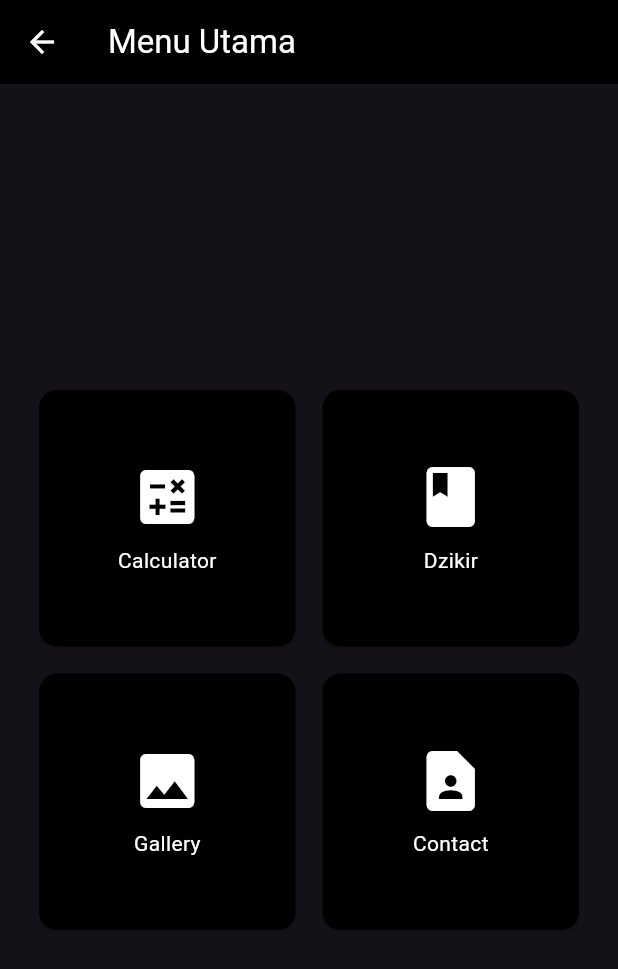
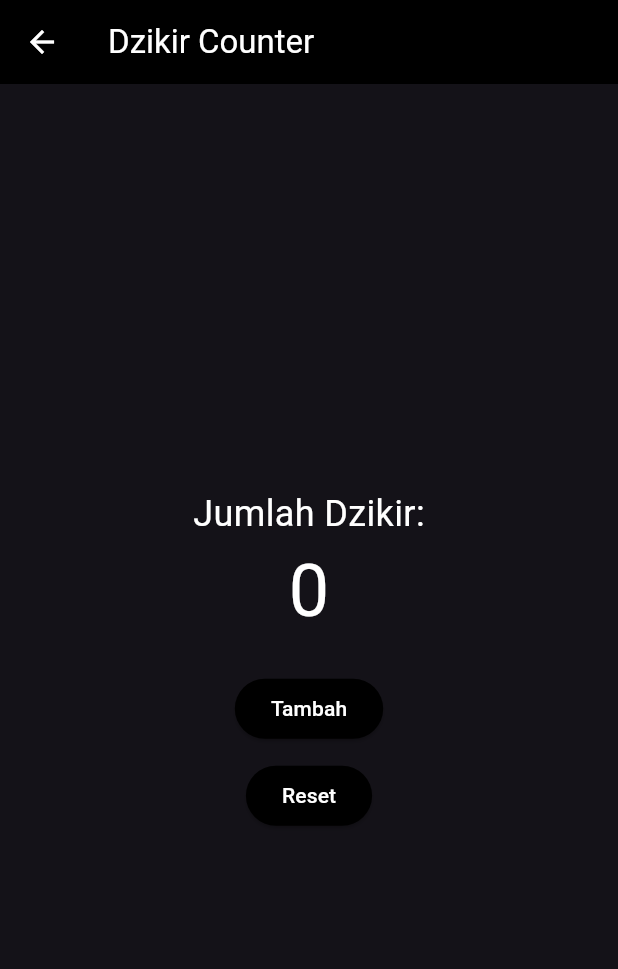
Before and after one commit to RistoKuy/final_pmobile, a Flutter app: the MainMenu screen opened directly, after a tap on "Dzikir", on a phone screen of 412 x 824 dp. Shown: the top 969 px of the screen. Run offline on Flutter 3.47's test engine with Material 3 defaults, Android fonts, the light colour scheme and no system bars; our stand-ins replace math_expressions.

Commit message:
Add Dzikir screen with counter functionality and integrate into main menu

```diff
--- a/lib/dzikir.dart
+++ b/lib/dzikir.dart
@@ -0,0 +1,64 @@
+import 'package:flutter/material.dart';
+import 'main.dart';
+
+class DzikirScreen extends StatefulWidget {
+  @override
+  _DzikirScreenState createState() => _DzikirScreenState();
+}
+
+class _DzikirScreenState extends State<DzikirScreen> {
+  int _counter = 0;
+
+  void _incrementCounter() {
+    setState(() {
+      _counter++;
+    });
+  }
+
+  void _resetCounter() {
+    setState(() {
+      _counter = 0;
+    });
+  }
+
+  @override
+  Widget build(BuildContext context) {
+    return Scaffold(
+      appBar: AppBar(
+        title: const Text('Dzikir Counter'),
+        backgroundColor: Colors.black,
+      ),
+      body: Center(
+        child: Column(
+          mainAxisAlignment: MainAxisAlignment.center,
+          children: <Widget>[
+            const Text(
+              'Jumlah Dzikir:',
+              style: TextStyle(fontSize: 24, color: Colors.white),
+            ),
+            Text(
+              '$_counter',
+              style: const TextStyle(fontSize: 48, color: Colors.white),
+            ),
+            const SizedBox(height: 20),
+            ElevatedButton(
+              onPressed: _incrementCounter,
+              style: ElevatedButton.styleFrom(
+                backgroundColor: Colors.black,
+              ),
+              child: const Text('Tambah'),
+            ),
+            const SizedBox(height: 10),
+            ElevatedButton(
+              onPressed: _resetCounter,
+              style: ElevatedButton.styleFrom(
+                backgroundColor: Colors.black,
+              ),
+              child: const Text('Reset'),
+            ),
+          ],
+        ),
+      ),
+    );
+  }
+}
--- a/lib/main.dart
+++ b/lib/main.dart
@@ -1,5 +1,6 @@
 import 'package:flutter/material.dart';
 import 'calculator.dart';
+import 'dzikir.dart';
 
 void main() {
   runApp(const MyApp());
@@ -321,6 +322,11 @@ class MainMenu extends StatelessWidget {
               context,
               MaterialPageRoute(builder: (context) => CalculatorApp()),
             );
+          } else if (label == 'Dzikir') {
+            Navigator.push(
+              context,
+              MaterialPageRoute(builder: (context) => DzikirScreen()),
+            );
           }
         },
         child: Column(
```
